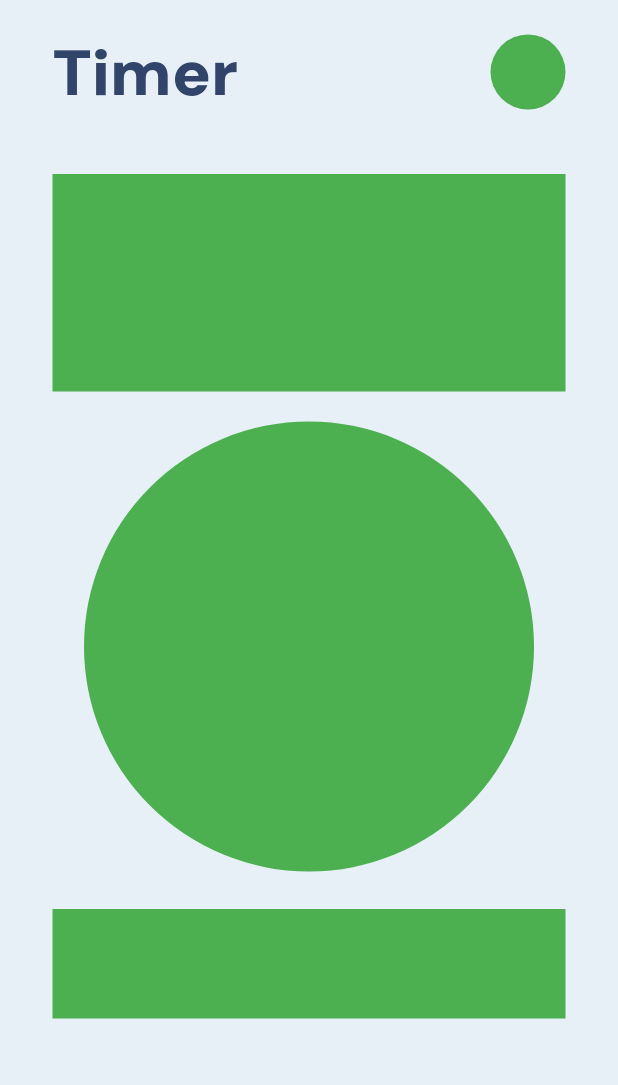
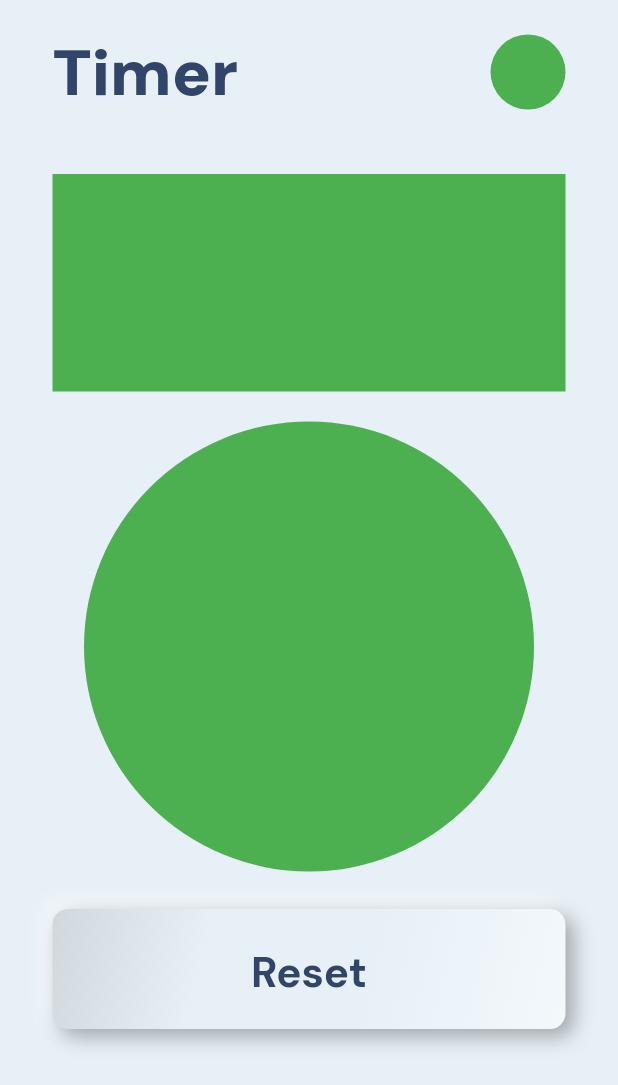
Before and after one commit to c0ff33-b34n/neumorphic_timer, a Flutter app: the screen it shows after launch, on a phone screen of 412 x 824 dp. Shown: the top 1085 px of the screen. Run offline on Flutter 3.47's test engine with Material 2 defaults, Android fonts, the phone set to English and light mode, and no system bars; our stand-ins replace google_fonts.

Commit message:
Add Reset button and fix errors

```diff
--- a/lib/UI/neumorphic_container.dart
+++ b/lib/UI/neumorphic_container.dart
@@ -6,12 +6,14 @@ class NeumorphicContainer extends StatefulWidget {
   final double bevel;
   final Offset blurOffset;
   final Color color;
+  final double height;
 
   NeumorphicContainer({
-    required Key key,
+    required Key? key,
     required this.child,
     this.bevel = 10.0,
     required this.color,
+    required this.height,
   })  : this.blurOffset = Offset(bevel / 2, bevel / 2),
         super(key: key);
 
@@ -36,16 +38,18 @@ class _NeumorphicContainerState extends State<NeumorphicContainer> {
 
   @override
   Widget build(BuildContext context) {
-    final color = this.widget.color ?? Theme.of(context).backgroundColor;
+    final color = this.widget.color;
 
     return Listener(
       onPointerDown: _onPointerDown,
       onPointerUp: _onPointerUp,
       child: AnimatedContainer(
+        alignment: Alignment.center,
+        height: widget.height,
         duration: const Duration(milliseconds: 150),
         padding: const EdgeInsets.all(24.0),
         decoration: BoxDecoration(
-          borderRadius: BorderRadius.circular(widget.bevel * 10),
+          borderRadius: BorderRadius.circular(widget.bevel),
           gradient: LinearGradient(
               begin: Alignment.topLeft,
               end: Alignment.bottomRight,
--- a/lib/screens/timer_screen.dart
+++ b/lib/screens/timer_screen.dart
@@ -1,5 +1,6 @@
 import 'package:flutter/material.dart';
 import 'package:google_fonts/google_fonts.dart';
+import 'package:neumorphic_timer/UI/neumorphic_container.dart';
 
 class TimerScreen extends StatelessWidget {
   @override
@@ -50,13 +51,42 @@ class TimerScreen extends StatelessWidget {
               ),
             ),
             SizedBox(height: 25.0),
-            Container(
-              height: 73.0,
-              color: Colors.green,
-            ),
+            ResetButton(),
           ],
         ),
       ),
     );
   }
 }
+
+class ResetButton extends StatefulWidget {
+  const ResetButton({
+    Key? key,
+  }) : super(key: key);
+
+  @override
+  State<ResetButton> createState() => _ResetButtonState();
+}
+
+class _ResetButtonState extends State<ResetButton> {
+  @override
+  Widget build(BuildContext context) {
+    return NeumorphicContainer(
+      child: Text(
+        'Reset',
+        textAlign: TextAlign.center,
+        style: GoogleFonts.dmSans(
+          textStyle: TextStyle(
+            fontSize: 28,
+            fontWeight: FontWeight.w700,
+            color: Color.fromRGBO(49, 68, 105, 1),
+          ),
+        ),
+      ),
+      bevel: 10.5,
+      color: Color.fromRGBO(231, 240, 247, 1),
+      key: widget.key,
+      height: 80.0,
+    );
+  }
+}
```
